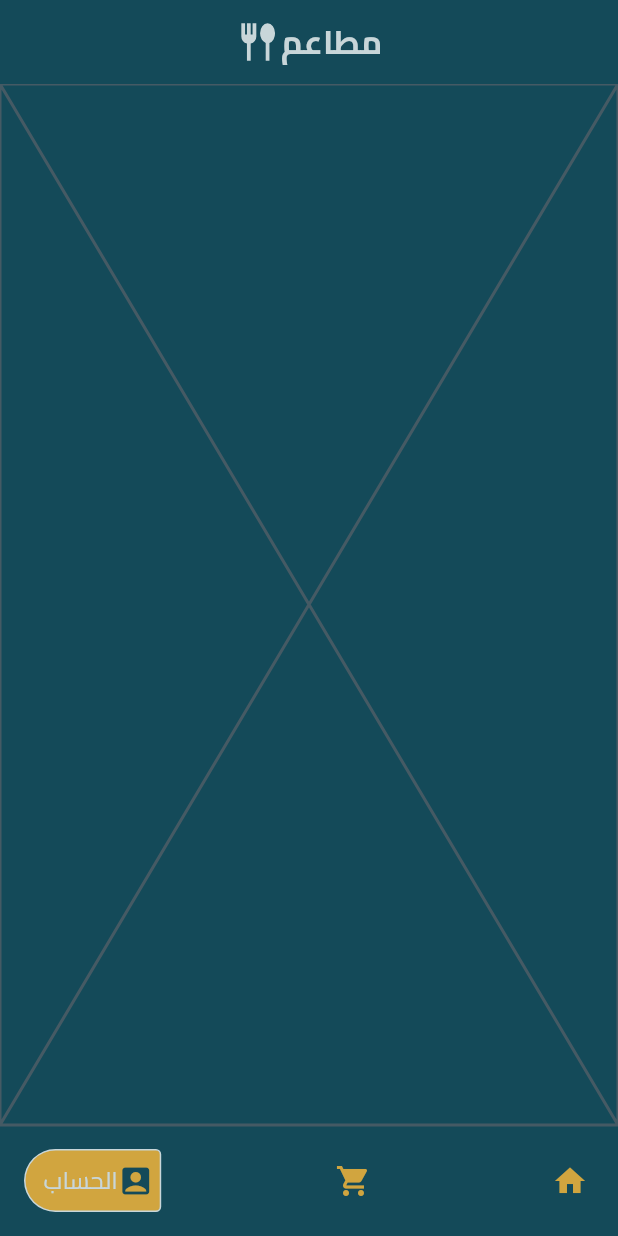
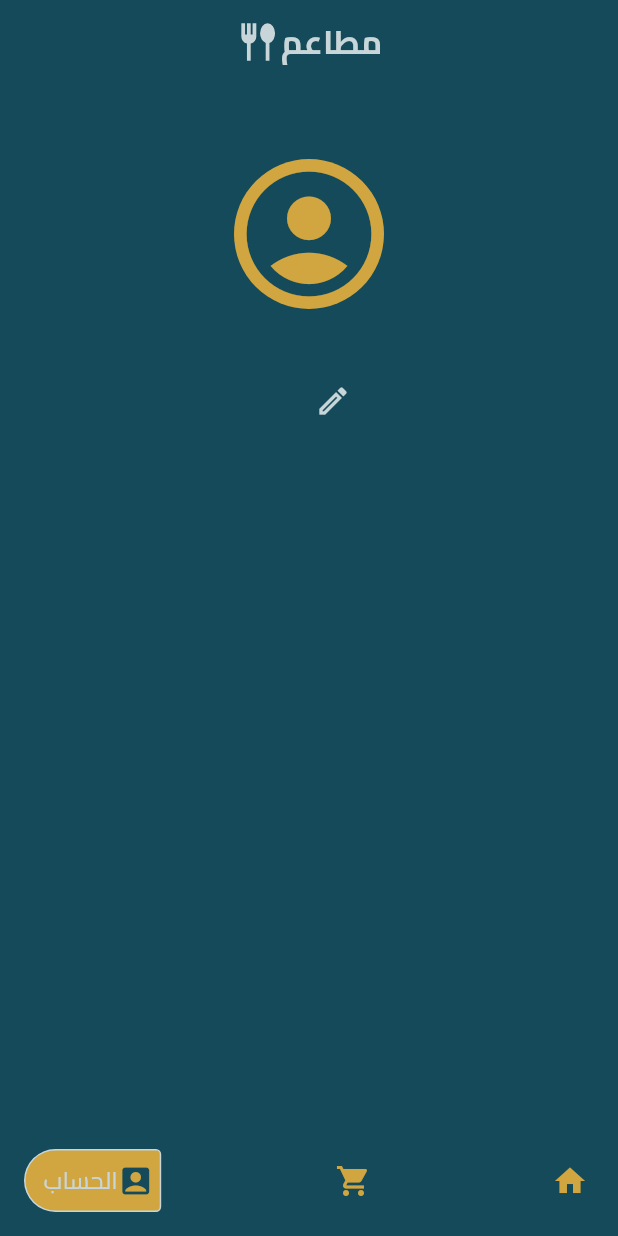
Before and after one commit to eng-tarek-elmarsafy/Restaurants, a Flutter app: the MainView screen opened directly, item 3 of the bottom bar chosen, on a phone screen of 412 x 824 dp. Run offline on Flutter 3.47's test engine with Material 3 defaults, Android fonts, the phone set to English and light mode, and no system bars; drawn by our look-alikes of google_nav_bar; our stand-ins replace dartz, flutter_bloc, flutter_rating_bar, flutter_svg, get_it, modal_progress_hud_nsn and 3 more; accounts and stored records are empty; network calls fail.

Commit message:
add account feature and name user phone number

```diff
--- a/lib/core/style/app_style.dart
+++ b/lib/core/style/app_style.dart
@@ -30,3 +30,5 @@ abstract class AppStyle {
     fontFamily: 'Cairo',
   );
 }
+
+int x = 5;
--- /dev/null
+++ b/lib/core/widgets/user_avatar.dart
@@ -0,0 +1,21 @@
+import 'package:flutter/material.dart';
+import 'package:restaurants/constrains.dart';
+
+class UserAvatar extends StatelessWidget {
+  const UserAvatar({super.key, this.radius = 30});
+  final double? radius;
+  @override
+  Widget build(BuildContext context) {
+    return CircleAvatar(
+      radius: radius,
+      backgroundColor: kSecondaryColor,
+      child: Center(
+        child: Icon(
+          Icons.account_circle_rounded,
+          size: radius == null ? 60 : radius! * 2,
+          color: kPrimaryColor,
+        ),
+      ),
+    );
+  }
+}
--- /dev/null
+++ b/lib/features/acconut/presentation/views/account_view.dart
@@ -0,0 +1,11 @@
+import 'package:flutter/material.dart';
+import 'package:restaurants/features/acconut/presentation/views/widgets/account_body.dart';
+
+class AccountView extends StatelessWidget {
+  const AccountView({super.key});
+
+  @override
+  Widget build(BuildContext context) {
+    return const AccountBody();
+  }
+}
--- /dev/null
+++ b/lib/features/acconut/presentation/views/widgets/account_body.dart
@@ -0,0 +1,36 @@
+import 'package:flutter/material.dart';
+import 'package:restaurants/constrains.dart';
+import 'package:restaurants/core/services/shared_preferences.dart';
+import 'package:restaurants/core/style/app_style.dart';
+import 'package:restaurants/core/widgets/user_avatar.dart';
+
+class AccountBody extends StatelessWidget {
+  const AccountBody({super.key});
+
+  @override
+  Widget build(BuildContext context) {
+    return Column(
+      children: [
+        const SizedBox(height: 50, width: double.infinity),
+        const UserAvatar(radius: 50),
+        const SizedBox(height: 20),
+        Text(Prefs.getString(kUserName), style: AppStyle.titleStyle),
+        Stack(
+          clipBehavior: Clip.none,
+          children: [
+            Text(Prefs.getString(kUserphone), style: AppStyle.subtitleStyle),
+            Positioned(
+              right: -40,
+              top: -15,
+              child: IconButton(
+                onPressed: () {},
+                icon: const Icon(Icons.edit_outlined, color: kNeutralColor),
+              ),
+            ),
+          ],
+        ),
+        Text(Prefs.getString(kEmail), style: AppStyle.subtitleStyle),
+      ],
+    );
+  }
+}
--- a/lib/features/main/presentation/views/main_view.dart
+++ b/lib/features/main/presentation/views/main_view.dart
@@ -1,5 +1,6 @@
 import 'package:flutter/material.dart';
 import 'package:restaurants/core/function/build_app_bar.dart';
+import 'package:restaurants/features/acconut/presentation/views/account_view.dart';
 import 'package:restaurants/features/cart/presentation/views/cart_view.dart';
 import 'package:restaurants/features/home/presentation/views/home_view.dart';
 import 'package:restaurants/features/home/presentation/views/widgets/navigation_nav_bar.dart';
@@ -24,7 +25,7 @@ class _MainViewState extends State<MainView> {
           HomeView(),
           // Placeholder(),
           CartView(),
-          Placeholder(),
+          AccountView(),
         ],
       ),
       bottomNavigationBar: NavigationNavBar(
--- a/lib/features/restaurant_details/presentation/views/widgets/avatar_and_rating.dart
+++ b/lib/features/restaurant_details/presentation/views/widgets/avatar_and_rating.dart
@@ -1,6 +1,7 @@
 import 'package:flutter/material.dart';
 import 'package:restaurants/constrains.dart';
 import 'package:restaurants/core/style/app_style.dart';
+import 'package:restaurants/core/widgets/user_avatar.dart';
 import 'package:restaurants/features/restaurant_details/domain/entites/rating_entity.dart';
 
 class AvatarAndRating extends StatelessWidget {
@@ -13,17 +14,7 @@ class AvatarAndRating extends StatelessWidget {
     return Stack(
       clipBehavior: Clip.none,
       children: [
-        const CircleAvatar(
-          radius: 30,
-          backgroundColor: kSecondaryColor,
-          child: Center(
-            child: Icon(
-              Icons.account_circle_rounded,
-              size: 60,
-              color: kPrimaryColor,
-            ),
-          ),
-        ),
+        const UserAvatar(),
         Positioned(
           bottom: -3,
           left: -13,
--- a/lib/features/restaurant_details/presentation/views/widgets/show_modal_add_comment_bloc_consumer.dart
+++ b/lib/features/restaurant_details/presentation/views/widgets/show_modal_add_comment_bloc_consumer.dart
@@ -36,7 +36,7 @@ class _ShowModalAddCommentBlocConsumerState
       },
       builder: (context, state) {
         return SizedBox(
-          height: MediaQuery.of(context).size.width,
+          height: MediaQuery.of(context).size.width + 70,
           child: ModalProgressHUD(
             inAsyncCall: isLoading,
             child: SingleChildScrollView(
--- a/lib/main.dart
+++ b/lib/main.dart
@@ -8,6 +8,7 @@ import 'package:restaurants/core/helper/get_it_setup.dart';
 import 'package:restaurants/core/helper/on_generate_route_function.dart';
 import 'package:restaurants/core/services/shared_preferences.dart';
 import 'package:restaurants/core/services/supabase/supabase_initializing.dart';
+import 'package:restaurants/core/style/app_style.dart';
 import 'package:restaurants/features/auth/domain/repo/auth_repo.dart';
 import 'package:restaurants/features/auth/presentation/manager/sign_in_cubit/sign_in_cubit.dart';
 import 'package:restaurants/features/auth/presentation/manager/sign_up_cubit/sign_up_cubit.dart';
```
